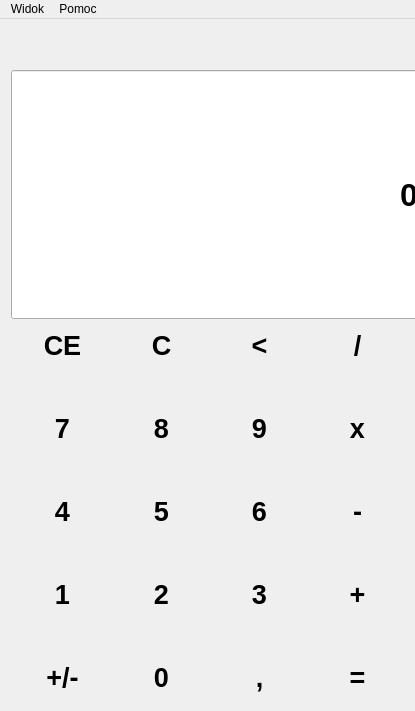
Codemaster-John/Kalkulajtor, file calculator.ui: the form before one commit.
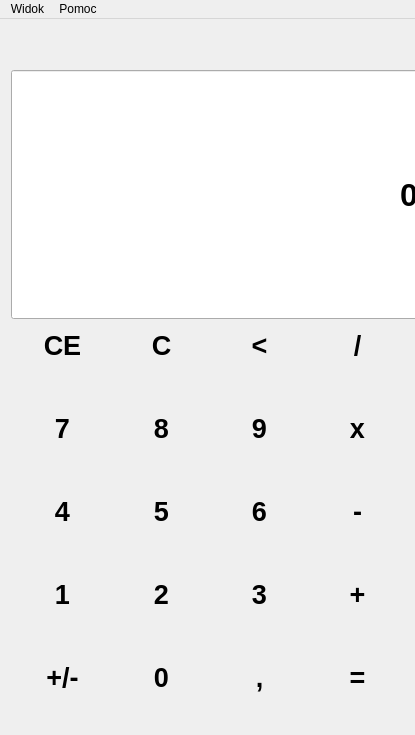
The form after the commit. Icons and pictures are not drawn.

Patch:
```diff
--- a/calculator.ui
+++ b/calculator.ui
@@ -7,13 +7,13 @@
     <x>0</x>
     <y>0</y>
     <width>415</width>
-    <height>711</height>
+    <height>735</height>
    </rect>
   </property>
   <property name="minimumSize">
    <size>
     <width>415</width>
-    <height>711</height>
+    <height>735</height>
    </size>
   </property>
   <property name="maximumSize">
```
Left out of the diff: 17 changed lines with no effect on the pictures.
